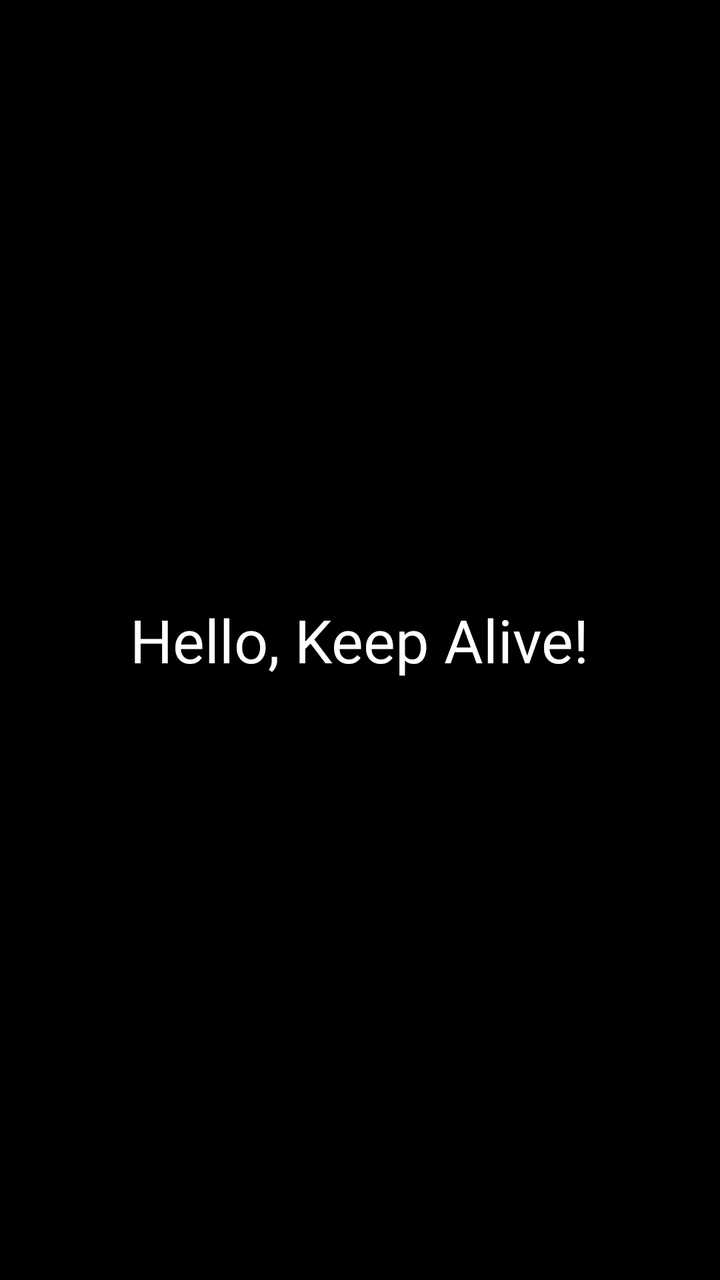
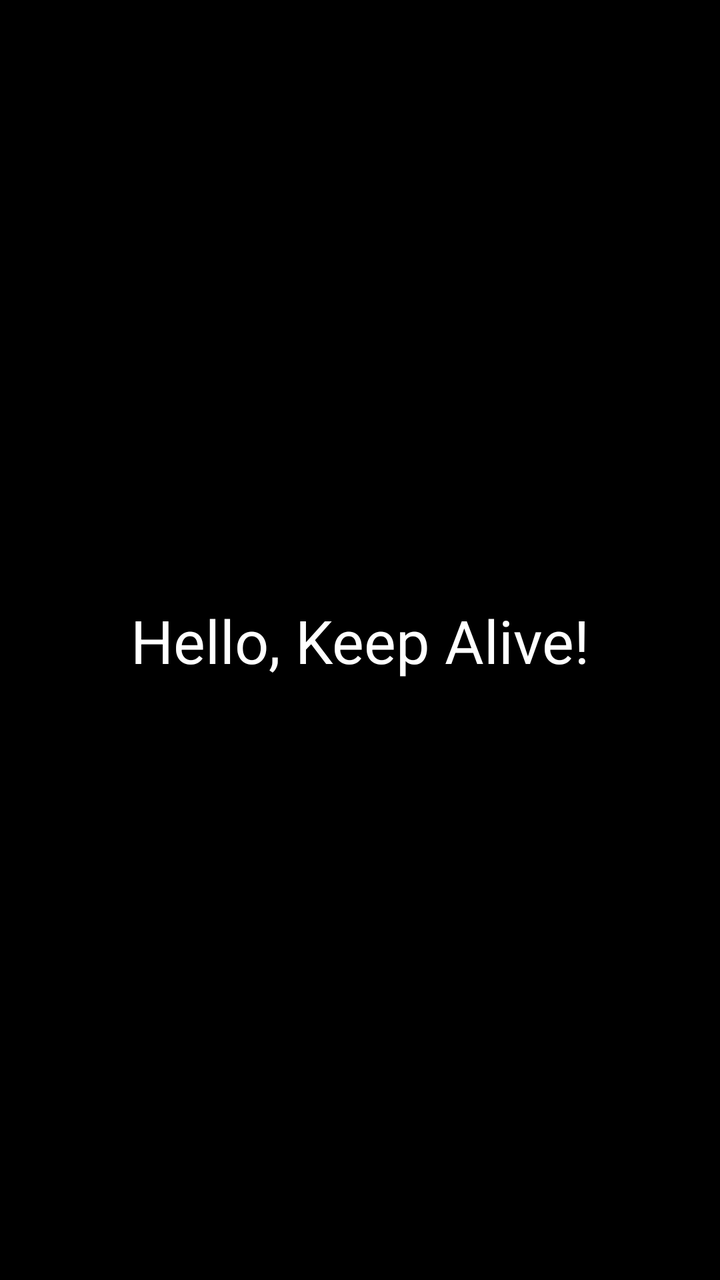

Compare the two renders of this Android layout. The source of the first and the diff that turns it into the second are given below.
<!-- AndroidManifest.xml: fallback theme Theme.MaterialComponents.DayNight.NoActionBar -->
<!-- res/layout/activity_main.xml -->
<?xml version="1.0" encoding="utf-8"?>
<RelativeLayout xmlns:android="http://schemas.android.com/apk/res/android"
    android:layout_width="match_parent"
    android:layout_height="match_parent"
    android:background="@android:color/black"
    android:fitsSystemWindows="true">

    <TextView
        android:layout_width="wrap_content"
        android:layout_height="wrap_content"
        android:layout_centerInParent="true"
        android:text="Hello, Keep Alive!"
        android:textColor="@android:color/white"
        android:textSize="30sp" />

</RelativeLayout>
<!-- resources referenced by this layout -->
<resources>

</resources>

<!-- the commit's change to res/layout/activity_main.xml (unified diff, before → after) -->
@@ -1,16 +1,22 @@
 <?xml version="1.0" encoding="utf-8"?>
-<RelativeLayout xmlns:android="http://schemas.android.com/apk/res/android"
+<androidx.constraintlayout.widget.ConstraintLayout xmlns:android="http://schemas.android.com/apk/res/android"
+    xmlns:app="http://schemas.android.com/apk/res-auto"
+    xmlns:tools="http://schemas.android.com/tools"
     android:layout_width="match_parent"
     android:layout_height="match_parent"
     android:background="@android:color/black"
-    android:fitsSystemWindows="true">
+    android:fitsSystemWindows="true"
+    tools:context=".MainActivity">
 
     <TextView
         android:layout_width="wrap_content"
         android:layout_height="wrap_content"
-        android:layout_centerInParent="true"
         android:text="Hello, Keep Alive!"
         android:textColor="@android:color/white"
-        android:textSize="30sp" />
+        android:textSize="30sp"
+        app:layout_constraintBottom_toBottomOf="parent"
+        app:layout_constraintEnd_toEndOf="parent"
+        app:layout_constraintStart_toStartOf="parent"
+        app:layout_constraintTop_toTopOf="parent" />
 
-</RelativeLayout>
+</androidx.constraintlayout.widget.ConstraintLayout>
